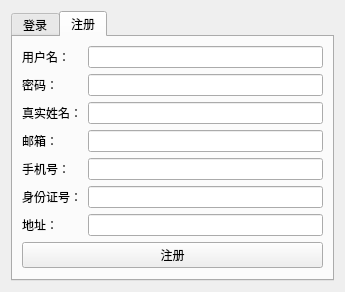
First picture: the form in ui/logindialog.ui, repository wang-shi-ya/StockTraderClient, before the edit.
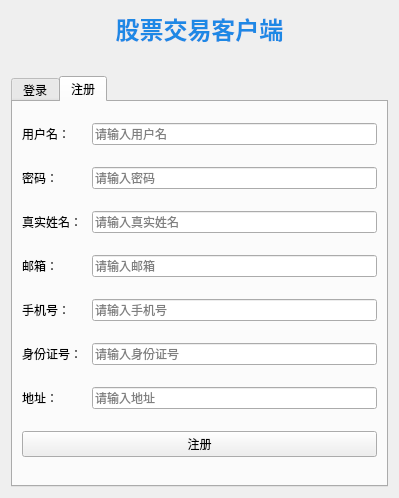
Second picture: the form after the edit. The open tabs and pages were chosen to show the change.

What changed in the file:
```diff
--- a/ui/logindialog.ui
+++ b/ui/logindialog.ui
@@ -6,14 +6,36 @@
    <rect>
     <x>0</x>
     <y>0</y>
-    <width>345</width>
-    <height>228</height>
+    <width>399</width>
+    <height>498</height>
    </rect>
   </property>
   <property name="windowTitle">
-   <string>Login / Register</string>
+   <string>股票交易客户端 - 登录/注册</string>
+  </property>
+  <property name="styleSheet">
+   <string notr="true"/>
   </property>
   <layout class="QVBoxLayout" name="verticalLayout">
+   <property name="spacing">
+    <number>20</number>
+   </property>
+   <item>
+    <widget class="QLabel" name="labelTitle">
+     <property name="styleSheet">
+      <string>font-size: 24px;
+        font-weight: bold;
+        color: #1E88E5;
+        margin-bottom: 10px;</string>
+     </property>
+     <property name="text">
+      <string>股票交易客户端</string>
+     </property>
+     <property name="alignment">
+      <set>Qt::AlignmentFlag::AlignCenter</set>
+     </property>
+    </widget>
+   </item>
    <item>
     <widget class="QTabWidget" name="tabWidget">
      <property name="currentIndex">
@@ -105,6 +127,9 @@
        <string>注册</string>
       </attribute>
       <layout class="QGridLayout" name="gridLayoutRegister">
+       <property name="spacing">
+        <number>10</number>
+       </property>
        <item row="0" column="0">
         <widget class="QLabel" name="labelUserReg">
          <property name="text">
@@ -113,7 +138,11 @@
         </widget>
        </item>
        <item row="0" column="1">
-        <widget class="QLineEdit" name="lineUserReg"/>
+        <widget class="QLineEdit" name="lineUserReg">
+         <property name="placeholderText">
+          <string>请输入用户名</string>
+         </property>
+        </widget>
        </item>
        <item row="1" column="0">
         <widget class="QLabel" name="labelPwdReg">
@@ -127,6 +156,9 @@
          <property name="echoMode">
           <enum>QLineEdit::EchoMode::Password</enum>
          </property>
+         <property name="placeholderText">
+          <string>请输入密码</string>
+         </property>
         </widget>
        </item>
        <item row="2" column="0">
@@ -137,7 +169,11 @@
         </widget>
        </item>
        <item row="2" column="1">
-        <widget class="QLineEdit" name="lineRealNameReg"/>
+        <widget class="QLineEdit" name="lineRealNameReg">
+         <property name="placeholderText">
+          <string>请输入真实姓名</string>
+         </property>
+        </widget>
        </item>
        <item row="3" column="0">
         <widget class="QLabel" name="labelEmailReg">
@@ -147,7 +183,11 @@
         </widget>
        </item>
        <item row="3" column="1">
-        <widget class="QLineEdit" name="lineEmailReg"/>
+        <widget class="QLineEdit" name="lineEmailReg">
+         <property name="placeholderText">
+          <string>请输入邮箱</string>
+         </property>
+        </widget>
        </item>
        <item row="4" column="0">
         <widget class="QLabel" name="labelPhoneReg">
@@ -157,7 +197,11 @@
         </widget>
        </item>
        <item row="4" column="1">
-        <widget class="QLineEdit" name="linePhoneReg"/>
+        <widget class="QLineEdit" name="linePhoneReg">
+         <property name="placeholderText">
+          <string>请输入手机号</string>
+         </property>
+        </widget>
        </item>
        <item row="5" column="0">
         <widget class="QLabel" name="labelIdCardReg">
@@ -167,7 +211,11 @@
         </widget>
        </item>
        <item row="5" column="1">
-        <widget class="QLineEdit" name="lineIdCardReg"/>
+        <widget class="QLineEdit" name="lineIdCardReg">
+         <property name="placeholderText">
+          <string>请输入身份证号</string>
+         </property>
+        </widget>
        </item>
        <item row="6" column="0">
         <widget class="QLabel" name="labelAddressReg">
@@ -177,7 +225,11 @@
         </widget>
        </item>
        <item row="6" column="1">
-        <widget class="QLineEdit" name="lineAddressReg"/>
+        <widget class="QLineEdit" name="lineAddressReg">
+         <property name="placeholderText">
+          <string>请输入地址</string>
+         </property>
+        </widget>
        </item>
        <item row="7" column="0" colspan="2">
         <widget class="QPushButton" name="btnRegister">
```
Left out of the diff: 25 changed lines with no effect on the pictures.
